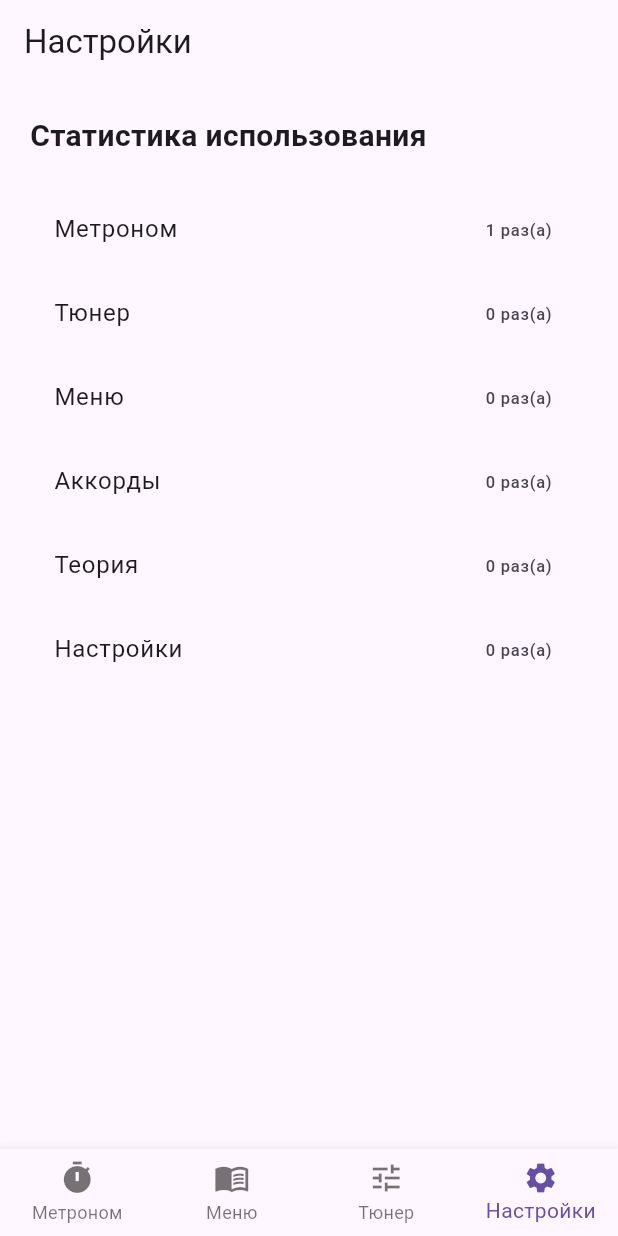
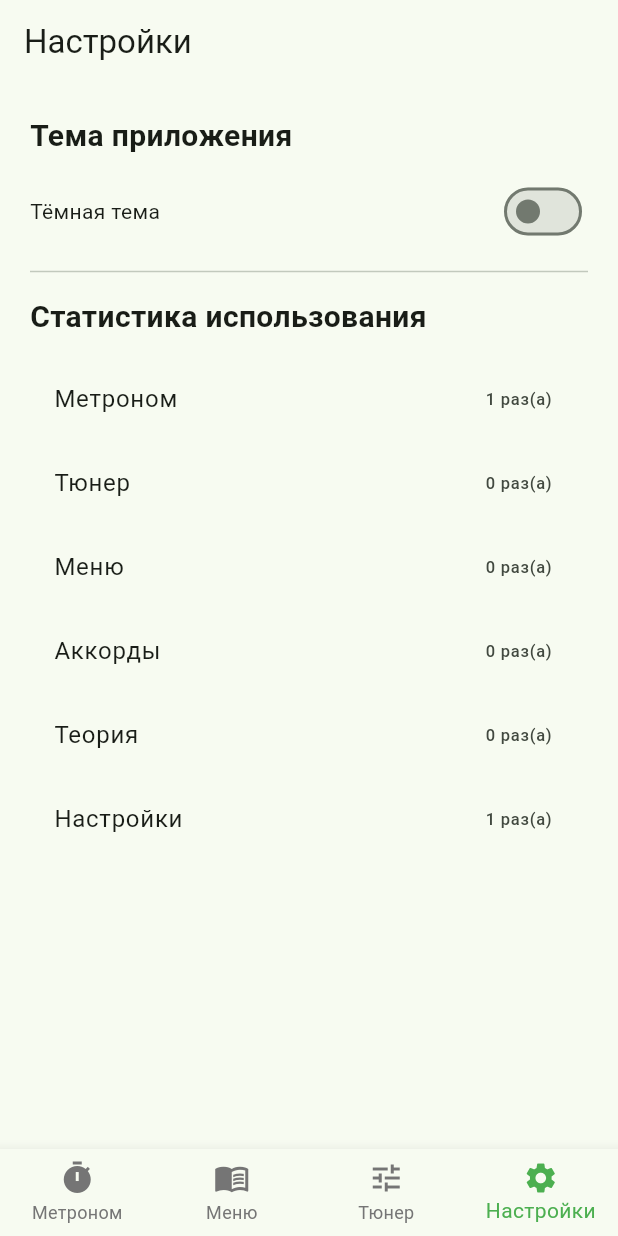
Before and after one commit to OGonThaBlock/CourseProject7sem, a Flutter app: the screen it shows after launch, item 4 of the bottom bar chosen, on a phone screen of 412 x 824 dp. Run offline on Flutter 3.47's test engine with Material 3 defaults, Android fonts, the phone set to English and light mode, and no system bars; our stand-ins replace just_audio, permission_handler, shared_preferences, webview_flutter.

Commit message:
Addin dark theme and general app color

```diff
--- a/lib/main.dart
+++ b/lib/main.dart
@@ -33,24 +33,77 @@ NoteResult frequencyToNote(double frequency) {
   return NoteResult(note, octave, cents);
 }
 
-void main() {
+void main() async {
+  WidgetsFlutterBinding.ensureInitialized();
   runApp(const MyApp());
 }
 
-class MyApp extends StatelessWidget {
+class MyApp extends StatefulWidget {
   const MyApp({super.key});
+
+  @override
+  State<MyApp> createState() => _MyAppState();
+}
+
+class _MyAppState extends State<MyApp> {
+  ThemeMode _themeMode = ThemeMode.light;
+
+  @override
+  void initState() {
+    super.initState();
+    _loadTheme();
+  }
+
+  Future<void> _loadTheme() async {
+    final prefs = await SharedPreferences.getInstance();
+    final isDark = prefs.getBool('is_dark_theme') ?? false;
+    if (mounted) {
+      setState(() {
+        _themeMode = isDark ? ThemeMode.dark : ThemeMode.light;
+      });
+    }
+  }
+
+  Future<void> _toggleTheme(bool isDark) async {
+    final prefs = await SharedPreferences.getInstance();
+    await prefs.setBool('is_dark_theme', isDark);
+    if (mounted) {
+      setState(() {
+        _themeMode = isDark ? ThemeMode.dark : ThemeMode.light;
+      });
+    }
+  }
 
   @override
   Widget build(BuildContext context) {
     return MaterialApp(
-      home: const HomePage(),
+      theme: ThemeData(
+        useMaterial3: true,
+        brightness: Brightness.light,
+        colorScheme: ColorScheme.fromSeed(
+          seedColor: Colors.green,
+          brightness: Brightness.light,
+        ),
+      ),
+      darkTheme: ThemeData(
+        useMaterial3: true,
+        brightness: Brightness.dark,
+        colorScheme: ColorScheme.fromSeed(
+          seedColor: Colors.green,
+          brightness: Brightness.dark,
+        ),
+      ),
+      themeMode: _themeMode,
+      home: HomePage(toggleTheme: _toggleTheme),
       debugShowCheckedModeBanner: false,
     );
   }
 }
 
 class HomePage extends StatefulWidget {
-  const HomePage({super.key});
+  final Future<void> Function(bool) toggleTheme;
+
+  const HomePage({super.key, required this.toggleTheme});
 
   @override
   State<HomePage> createState() => _HomePageState();
@@ -59,11 +112,11 @@ class HomePage extends StatefulWidget {
 class _HomePageState extends State<HomePage> {
   int _currentIndex = 0;
 
-  final pages = [
-      MetronomePage(),
+  List<Widget> get pages => [
+    MetronomePage(),
     MenuPage(),
     TunerPage(),
-    const SettingsPage(),
+    SettingsPage(toggleTheme: widget.toggleTheme),
   ];
 
   @override
@@ -72,24 +125,15 @@ class _HomePageState extends State<HomePage> {
       body: pages[_currentIndex],
       bottomNavigationBar: BottomNavigationBar(
         currentIndex: _currentIndex,
+        unselectedItemColor: Colors.grey[600],
+        selectedItemColor: Colors.green,
+        backgroundColor: Theme.of(context).bottomNavigationBarTheme.backgroundColor,
         type: BottomNavigationBarType.fixed,
         items: const [
-          BottomNavigationBarItem(
-            icon: Icon(Icons.timer),
-            label: 'Метроном',
-          ),
-          BottomNavigationBarItem(
-            icon: Icon(Icons.menu_book),
-            label: 'Меню',
-          ),
-          BottomNavigationBarItem(
-            icon: Icon(Icons.tune),
-            label: 'Тюнер',
-          ),
-          BottomNavigationBarItem(
-            icon: Icon(Icons.settings),
-            label: 'Настройки',
-          ),
+          BottomNavigationBarItem(icon: Icon(Icons.timer), label: 'Метроном'),
+          BottomNavigationBarItem(icon: Icon(Icons.menu_book), label: 'Меню'),
+          BottomNavigationBarItem(icon: Icon(Icons.tune), label: 'Тюнер'),
+          BottomNavigationBarItem(icon: Icon(Icons.settings), label: 'Настройки'),
         ],
         onTap: (i) => setState(() => _currentIndex = i),
       ),
@@ -111,7 +155,7 @@ class _MetronomePageState extends State<MetronomePage> {
 
   Timer? timer;
   int bpm = 120;
-  int beatCount = 4; // размер 4/4
+  int beatCount = 4;
   int currentBeat = 1;
 
   @override
@@ -477,7 +521,7 @@ class _TunerPageState extends State<TunerPage> {
   @override
   void initState() {
     super.initState();
-    AnalyticsService.incrementTuner(); // ← учёт посещения
+    AnalyticsService.incrementTuner();
   }
 
   @override
@@ -653,7 +697,6 @@ class AnalyticsService {
     };
   }
 
-  // Удобные методы
   static Future<void> incrementMetronome() => increment(_keyMetronome);
   static Future<void> incrementTuner() => increment(_keyTuner);
   static Future<void> incrementMenu() => increment(_keyMenu);
@@ -664,27 +707,39 @@ class AnalyticsService {
 
 
 class SettingsPage extends StatefulWidget {
-  const SettingsPage({super.key});
+  final Future<void> Function(bool) toggleTheme;
+
+  const SettingsPage({super.key, required this.toggleTheme});
 
   @override
   State<SettingsPage> createState() => _SettingsPageState();
 }
 
 class _SettingsPageState extends State<SettingsPage> {
-  Map<String, int> _visits = {};
+  bool _isDarkTheme = false;
 
   @override
   void initState() {
     super.initState();
-    _loadVisits();
-    AnalyticsService.incrementSettings(); // учёт посещения
+    _loadCurrentTheme();
+    AnalyticsService.incrementSettings();
   }
 
-  Future<void> _loadVisits() async {
-    final visits = await AnalyticsService.getVisits();
+  Future<void> _loadCurrentTheme() async {
+    final prefs = await SharedPreferences.getInstance();
+    final isDark = prefs.getBool('is_dark_theme') ?? false;
     if (mounted) {
       setState(() {
-        _visits = visits;
+        _isDarkTheme = isDark;
+      });
+    }
+  }
+
+  Future<void> _onToggle(bool value) async {
+    await widget.toggleTheme(value); // вызываем callback из MyApp
+    if (mounted) {
+      setState(() {
+        _isDarkTheme = value;
       });
     }
   }
@@ -699,20 +754,45 @@ class _SettingsPageState extends State<SettingsPage> {
           crossAxisAlignment: CrossAxisAlignment.start,
           children: [
             const Text(
+              "Тема приложения",
+              style: TextStyle(fontSize: 20, fontWeight: FontWeight.bold),
+            ),
+            const SizedBox(height: 12),
+            Row(
+              mainAxisAlignment: MainAxisAlignment.spaceBetween,
+              children: [
+                const Text("Тёмная тема"),
+                Switch(
+                  value: _isDarkTheme,
+                  onChanged: _onToggle,
+                  activeColor: Theme.of(context).colorScheme.primary,
+                ),
+              ],
+            ),
+            const Divider(height: 32),
+            const Text(
               "Статистика использования",
               style: TextStyle(fontSize: 20, fontWeight: FontWeight.bold),
             ),
-            const SizedBox(height: 20),
-            if (_visits.isNotEmpty)
-              ..._visits.entries.map((entry) {
-                return ListTile(
-                  title: Text(entry.key),
-                  trailing: Text('${entry.value} раз(а)'),
-                );
-              }).toList()
-            else
-              const Text("Загрузка..."),
-            const SizedBox(height: 30),
+            const SizedBox(height: 12),
+            FutureBuilder<Map<String, int>>(
+              future: AnalyticsService.getVisits(),
+              builder: (context, snapshot) {
+                if (snapshot.hasData) {
+                  return Column(
+                    children: [
+                      for (final entry in snapshot.data!.entries)
+                        ListTile(
+                          title: Text(entry.key),
+                          trailing: Text('${entry.value} раз(а)'),
+                        ),
+                    ],
+                  );
+                } else {
+                  return const Text("Загрузка...");
+                }
+              },
+            ),
           ],
         ),
       ),
```
